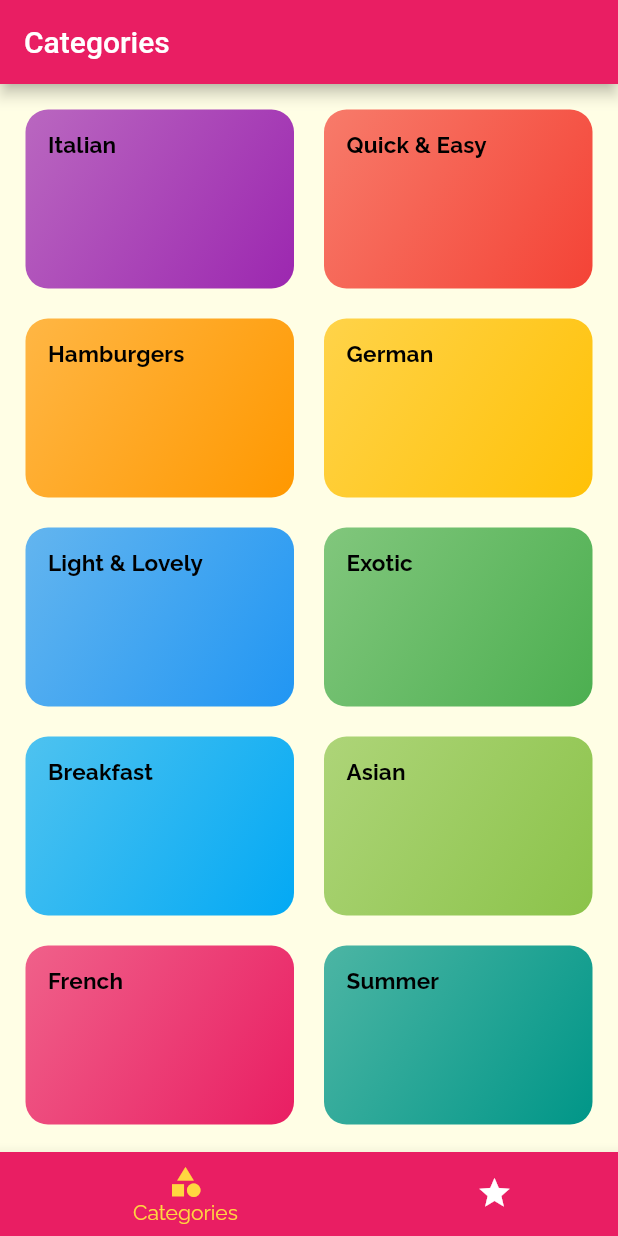
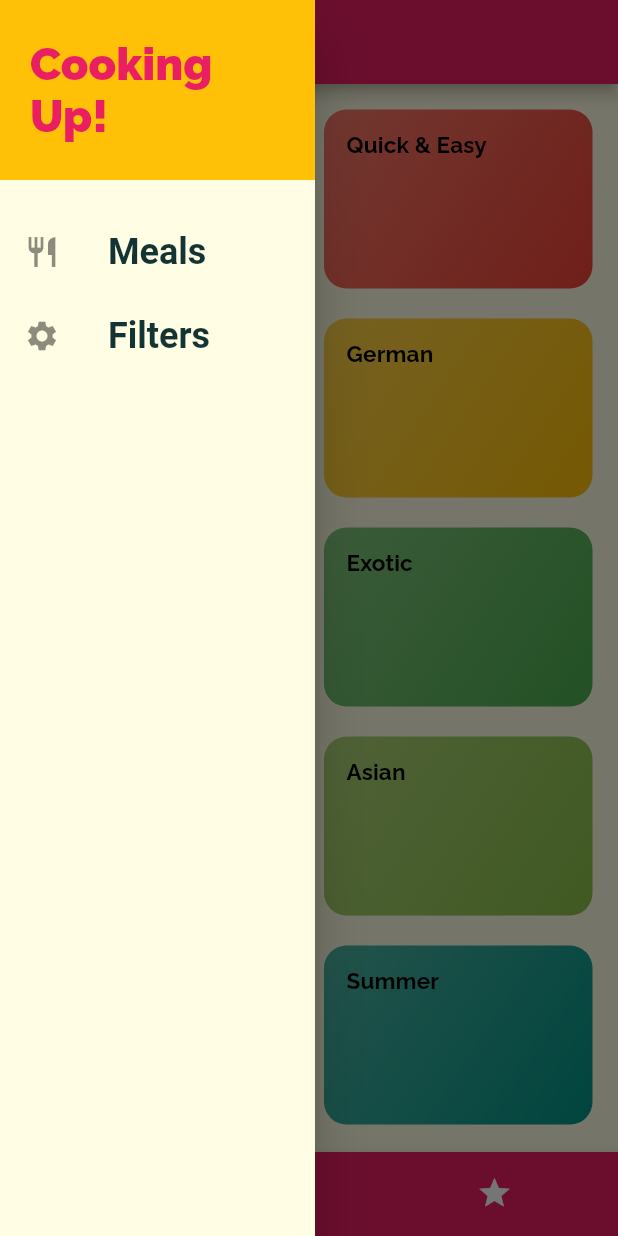
Before and after one commit to JunoSoft/fastmeals_app, a Flutter app: the screen it shows after launch, with the side drawer open (before the commit the screen has no drawer), on a phone screen of 412 x 824 dp. Run offline on Flutter 3.47's test engine with Material 2 defaults, Android fonts, the phone set to English and light mode, and no system bars; Roboto replaces fonts that are missing (Robotocondesed).

Commit message:
added Side Main drawer

```diff
--- a/lib/main.dart
+++ b/lib/main.dart
@@ -4,6 +4,7 @@ import './screens/category_meals_screen.dart';
 import './screens/categories_screen.dart';
 import './screens/meal_details_screen.dart';
 import './screens/tabs_screen.dart';
+import './screens/filtersScreen.dart';
 
 void main() {
   runApp(const MyApp());
@@ -35,6 +36,7 @@ class MyApp extends StatelessWidget {
         '/': (ctx) => const TabsScreen(),
         CategoryMealsScreen.routeName: (ctx) => CategoryMealsScreen(),
         MealDetailsScreen.routeName: (ctx) => const MealDetailsScreen(),
+        FiltersScreen.routeName:(ctx)=>const FiltersScreen()
       },
     );
   }
--- /dev/null
+++ b/lib/screens/filtersScreen.dart
@@ -0,0 +1,14 @@
+import 'package:flutter/material.dart';
+import 'package:flutter/src/widgets/framework.dart';
+import 'package:flutter/src/widgets/placeholder.dart';
+
+class FiltersScreen extends StatelessWidget {
+  const FiltersScreen({super.key});
+static const routeName = '/filters';
+  @override
+  Widget build(BuildContext context) {
+    return const Center(
+      child: Text('Filterrs Sceree'),
+    );
+  }
+}
--- a/lib/screens/tabs_screen.dart
+++ b/lib/screens/tabs_screen.dart
@@ -1,6 +1,7 @@
 import 'package:flutter/material.dart';
 import '../screens/favorite_screen.dart';
 import '../screens/categories_screen.dart';
+import '../widgets/main_drawer.dart';
 
 class TabsScreen extends StatefulWidget {
   const TabsScreen({super.key});
@@ -28,6 +29,7 @@ class _TabsScreenState extends State<TabsScreen> {
         title: Text(_pages[_selectedPageIndex]['title']),
       ),
       body: _pages[_selectedPageIndex]['page'],
+      drawer: const MainDrawer(),
       bottomNavigationBar: BottomNavigationBar(
           onTap: _selectTab,
           currentIndex: _selectedPageIndex,
--- /dev/null
+++ b/lib/widgets/main_drawer.dart
@@ -0,0 +1,54 @@
+import 'package:flutter/material.dart';
+import '../screens/filtersScreen.dart';
+
+class MainDrawer extends StatelessWidget {
+  const MainDrawer({super.key});
+  Widget buildListTile(String text, IconData icon, VoidCallback selecthander) {
+    return ListTile(
+      leading: Icon(icon),
+      title: Text(
+        text,
+        style: const TextStyle(
+            fontFamily: 'Robotocondesed',
+            fontSize: 24,
+            fontWeight: FontWeight.bold),
+      ),
+      onTap: selecthander,
+    );
+  }
+
+  @override
+  Widget build(BuildContext context) {
+    return Drawer(
+      width: 210,
+      child: Column(
+        children: <Widget>[
+          Container(
+            height: 120,
+            width: double.infinity,
+            padding: const EdgeInsets.all(20),
+            color: Theme.of(context).indicatorColor,
+            alignment: Alignment.centerLeft,
+            child: Text(
+              'Cooking Up!',
+              style: TextStyle(
+                fontWeight: FontWeight.w900,
+                fontSize: 30,
+                color: Theme.of(context).primaryColor,
+              ),
+            ),
+          ),
+          const SizedBox(
+            height: 20,
+          ),
+          buildListTile('Meals', Icons.restaurant, () {
+            Navigator.of(context).pushNamed('/');
+          }),
+          buildListTile('Filters', Icons.settings, () {
+            Navigator.of(context).pushNamed(FiltersScreen.routeName);
+          }),
+        ],
+      ),
+    );
+  }
+}
```
